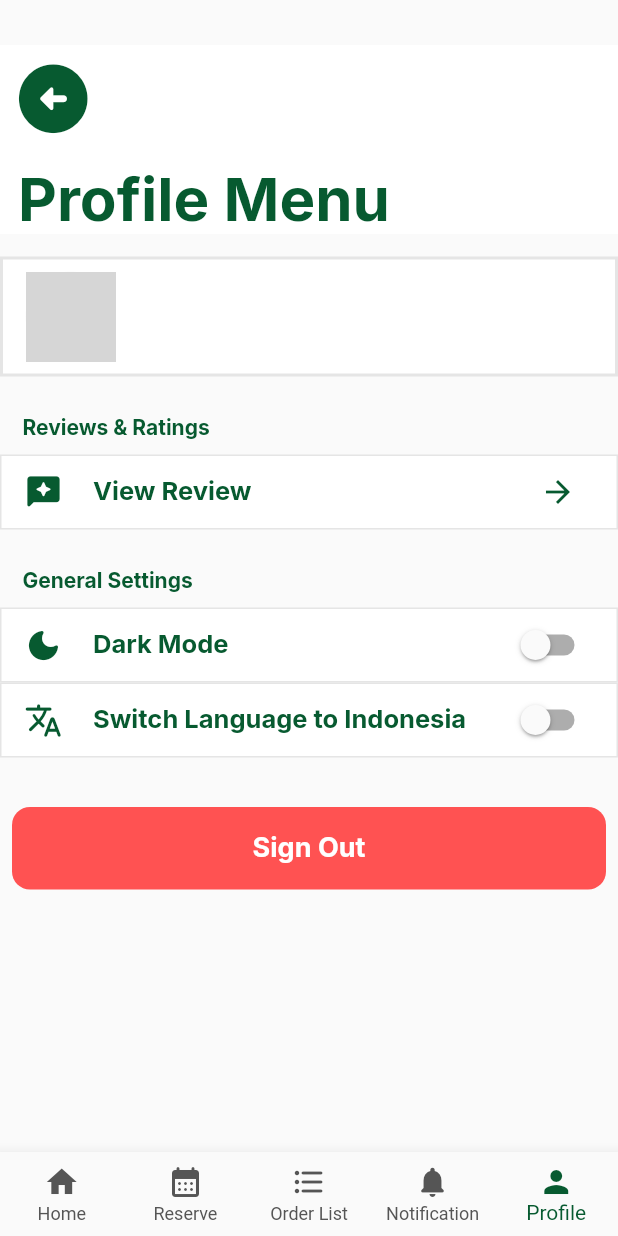
After one commit to renaldhif/Loh-Coffee-and-Eatery-Mobile-Application, a Flutter app: the ProfileMenuAdminPage screen opened directly, on a phone screen of 412 x 824 dp. The commit adds this screen. Run offline on Flutter 3.47's test engine with Material 2 defaults, Android fonts, the phone set to English and light mode, and no system bars; our stand-ins replace bloc, cloud_firestore, equatable, firebase_auth, firebase_core, firebase_storage and 3 more; accounts and stored records are empty; grey boxes are pictures that could not be loaded.

Commit message:
adding admin profile page

```diff
--- a/lib/main.dart
+++ b/lib/main.dart
@@ -58,6 +58,7 @@ class MyApp extends StatelessWidget {
 
           //* Admin Routes
           '/home-admin': (context) => const HomePageAdmin(),
+          '/profile-admin' : (context) => const ProfileMenuPage(),
           '/addmenu': (context) => const AddMenuPageAdmin(),
           '/updatemenu': (context) => const UpdateMenuPageAdmin(),
           '/reviews': (context) => const ReviewPageAdmin(),
--- /dev/null
+++ b/lib/ui/pages/profile_menu_admin_page.dart
@@ -0,0 +1,384 @@
+import 'package:firebase_auth/firebase_auth.dart';
+import 'package:flutter/material.dart';
+import 'package:loh_coffee_eatery/cubit/auth_cubit.dart';
+import '../../models/user_model.dart';
+import '/ui/widgets/custom_button_red.dart';
+import '/shared/theme.dart';
+import 'package:flutter_bloc/flutter_bloc.dart';
+
+class ProfileMenuAdminPage extends StatefulWidget {
+  const ProfileMenuAdminPage({super.key});
+
+  @override
+  State<ProfileMenuAdminPage> createState() => _ProfileMenuAdminPageState();
+}
+
+class _ProfileMenuAdminPageState extends State<ProfileMenuAdminPage> {
+  // boolean for dark mode
+  bool _isSwitched = false;
+
+  // To change the selected value of bottom navigation bar
+  int _selectedIndex = 4;
+  void _changeSelectedIndex(int index) {
+    setState(() {
+      _selectedIndex = index;
+      switch (index) {
+        case 0:
+          Navigator.pushReplacementNamed(context, '/home');
+          // Navigator.pop(context);
+          break;
+        // case 2:
+        //   Navigator.pushNamed(context, '/order');
+        //   break;
+        // case 3:
+        //   Navigator.pushNamed(context, '/notification');
+        //   break;
+        // case 4:
+        //   Navigator.pushNamed(context, '/profilemenu');
+        //   break;
+      }
+    });
+  }
+
+  Widget signOutButton() {
+    return BlocConsumer<AuthCubit, AuthState>(
+      listener: (context, state) {
+        if (state is AuthFailed) {
+          ScaffoldMessenger.of(context).showSnackBar(
+            SnackBar(
+              backgroundColor: Colors.red,
+              content: Text(state.error),
+            ),
+          );
+        } else if (state is AuthInitial) {
+          Navigator.pushNamedAndRemoveUntil(
+              context, '/login', (route) => false);
+        }
+      },
+      builder: (context, state) {
+        if (state is AuthLoading) {
+          return const Center(child: CircularProgressIndicator());
+        }
+        return Padding(
+          padding: const EdgeInsets.all(8.0),
+          child: CustomButtonRed(
+              title: 'Sign Out',
+              onPressed: () {
+                context.read<AuthCubit>().signOut();
+              }),
+        );
+      },
+    );
+  }
+
+  @override
+  Widget build(BuildContext context) {
+    return Scaffold(
+      resizeToAvoidBottomInset: false,
+      body: Container(
+        color: kUnavailableColor,
+        child: SingleChildScrollView(
+          child: Column(
+            crossAxisAlignment: CrossAxisAlignment.start,
+            children: [
+              Container(
+                color: whiteColor,
+                width: double.infinity,
+                margin: const EdgeInsets.only(top: 30),
+                child: Column(
+                  crossAxisAlignment: CrossAxisAlignment.start,
+                  children: [
+                    IconButton(
+                      onPressed: () {
+                        Navigator.pop(context);
+                      },
+                      icon: const Icon(
+                        Icons.arrow_circle_left_rounded,
+                        color: primaryColor,
+                        size: 55,
+                      ),
+                    ),
+                    const SizedBox(height: 30),
+                    Padding(
+                      padding: const EdgeInsets.only(left: 12),
+                      child: Text(
+                        'Profile Menu',
+                        style: greenTextStyle.copyWith(
+                          fontSize: 40,
+                          fontWeight: bold,
+                        ),
+                      ),
+                    ),
+                  ],
+                ),
+              ),
+              // profile detail
+              const SizedBox(height: 15),
+
+              // profile card
+              Container(
+                width: double.infinity,
+                height: 80,
+                decoration: BoxDecoration(
+                  color: whiteColor,
+                  border: Border.all(
+                    color: backgroundColor,
+                    width: 2,
+                  ),
+                ),
+                child: Row(
+                  crossAxisAlignment: CrossAxisAlignment.center,
+                  mainAxisAlignment: MainAxisAlignment.spaceBetween,
+                  children: [
+                    Row(
+                      children: [
+                        const Padding(
+                          padding: EdgeInsets.only(left: 15),
+                        ),
+                        CircleAvatar(
+                          backgroundImage: Image.asset('lohlogo.jpeg').image,
+                          backgroundColor: kUnavailableColor,
+                          radius: 30, //size
+                        ),
+                        const SizedBox(width: 20),
+                        BlocBuilder<AuthCubit, AuthState>(
+                          builder: (context, state) {
+                            if (state is AuthSuccess) {
+                              return Column(
+                                crossAxisAlignment: CrossAxisAlignment.start,
+                                mainAxisAlignment: MainAxisAlignment.center,
+                                children: [
+                                  Text(
+                                    '${state.user.name}',
+                                    style: mainTextStyle.copyWith(
+                                      fontSize: 20,
+                                      fontWeight: bold,
+                                    ),
+                                  ),
+                                  const Padding(
+                                    padding: EdgeInsets.only(top: 5),
+                                  ),
+                                  Text(
+                                    '${state.user.email}',
+                                    style: mainTextStyle.copyWith(
+                                      fontSize: 15,
+                                      fontWeight: bold,
+                                    ),
+                                  ),
+                                ],
+                              );
+                            } else {}
+                            return const SizedBox();
+                          },
+                        ),
+                      ],
+                    ),
+                  ],
+                ),
+              ),
+
+              // Reviews
+              const SizedBox(height: 25),
+              Padding(
+                padding: const EdgeInsets.only(left: 15, bottom: 10),
+                child: Text(
+                  'Reviews & Ratings',
+                  style: greenTextStyle.copyWith(
+                    fontSize: 14,
+                    fontWeight: bold,
+                  ),
+                  textAlign: TextAlign.left,
+                ),
+              ),
+
+              Container(
+                padding: const EdgeInsets.only(left: 15, right: 15),
+                height: 50,
+                decoration: BoxDecoration(
+                  color: whiteColor,
+                  border: Border.all(
+                    color: backgroundColor,
+                    width: 1,
+                  ),
+                ),
+                child: Row(
+                  mainAxisAlignment: MainAxisAlignment.spaceBetween,
+                  children: [
+                    Row(
+                      children: [
+                        const Icon(
+                          Icons.reviews_rounded,
+                          size: 26,
+                          color: primaryColor,
+                        ),
+                        const SizedBox(width: 20),
+                        Text(
+                          "View Review",
+                          style: greenTextStyle.copyWith(
+                            fontSize: 17,
+                            fontWeight: bold,
+                          ),
+                          textAlign: TextAlign.start,
+                        ),
+                      ],
+                    ),
+                    IconButton(
+                      onPressed: () {
+                        Navigator.pushNamed(context, '/review');
+                      },
+                      icon: const Icon(
+                        Icons.arrow_forward,
+                        color: primaryColor,
+                      ),
+                    ),
+                  ],
+                ),
+              ),
+
+              // General Setting title
+              const SizedBox(height: 25),
+              Padding(
+                padding: const EdgeInsets.only(left: 15, bottom: 10),
+                child: Text(
+                  'General Settings',
+                  style: greenTextStyle.copyWith(
+                    fontSize: 14,
+                    fontWeight: bold,
+                  ),
+                  textAlign: TextAlign.left,
+                ),
+              ),
+
+              // General Setting Content
+
+              // Dark Mode
+              Container(
+                padding: const EdgeInsets.only(left: 15, right: 15),
+                height: 50,
+                decoration: BoxDecoration(
+                  color: whiteColor,
+                  border: Border.all(
+                    color: backgroundColor,
+                    width: 1,
+                  ),
+                ),
+                child: Row(
+                  mainAxisAlignment: MainAxisAlignment.spaceBetween,
+                  children: [
+                    Row(
+                      children: [
+                        const Icon(
+                          Icons.dark_mode_rounded,
+                          size: 26,
+                          color: primaryColor,
+                        ),
+                        const SizedBox(width: 20),
+                        Text(
+                          "Dark Mode",
+                          style: greenTextStyle.copyWith(
+                            fontSize: 17,
+                            fontWeight: bold,
+                          ),
+                          textAlign: TextAlign.start,
+                        ),
+                      ],
+                    ),
+                    Switch(
+                      // * TODO: Iteration 3: Implement Dark Mode
+                      onChanged: (value) {
+                        setState(() {
+                          _isSwitched = value;
+                        });
+                      },
+                      value: _isSwitched,
+                      activeColor: primaryColor,
+                    ),
+                  ],
+                ),
+              ),
+
+              // Switch Language
+              Container(
+                padding: const EdgeInsets.only(left: 15, right: 15),
+                height: 50,
+                decoration: BoxDecoration(
+                  color: whiteColor,
+                  border: Border.all(
+                    color: backgroundColor,
+                    width: 1,
+                  ),
+                ),
+                child: Row(
+                  mainAxisAlignment: MainAxisAlignment.spaceBetween,
+                  children: [
+                    Row(
+                      children: [
+                        const Icon(
+                          Icons.translate_rounded,
+                          size: 26,
+                          color: primaryColor,
+                        ),
+                        const SizedBox(width: 20),
+                        Text(
+                          "Switch Language to Indonesia",
+                          style: greenTextStyle.copyWith(
+                            fontSize: 17,
+                            fontWeight: bold,
+                          ),
+                          textAlign: TextAlign.start,
+                        ),
+                      ],
+                    ),
+                    Switch(
+                      // * TODO: Iteration 3: Implement Switch Language
+                      onChanged: (value) {
+                        setState(() {
+                          _isSwitched = value;
+                        });
+                      },
+                      value: _isSwitched,
+                      activeColor: primaryColor,
+                    ),
+                  ],
+                ),
+              ),
+
+              const SizedBox(height: 25),
+              // Sign Out Button
+              signOutButton(),
+            ],
+          ),
+        ),
+      ),
+      bottomNavigationBar: BottomNavigationBar(
+          items: const [
+            BottomNavigationBarItem(
+              icon: Icon(Icons.home),
+              label: 'Home',
+            ),
+            BottomNavigationBarItem(
+              icon: Icon(Icons.calendar_month_rounded),
+              label: 'Reserve',
+            ),
+            BottomNavigationBarItem(
+              icon: Icon(Icons.format_list_bulleted_rounded),
+              label: 'Order List',
+            ),
+            BottomNavigationBarItem(
+              icon: Icon(Icons.notifications_rounded),
+              label: 'Notification',
+            ),
+            BottomNavigationBarItem(
+              icon: Icon(Icons.person),
+              label: 'Profile',
+            ),
+          ],
+          type: BottomNavigationBarType.fixed,
+          currentIndex: _selectedIndex,
+          selectedItemColor: primaryColor,
+          unselectedItemColor: greyColor,
+          showUnselectedLabels: true,
+          onTap: _changeSelectedIndex),
+    );
+  }
+}
```
